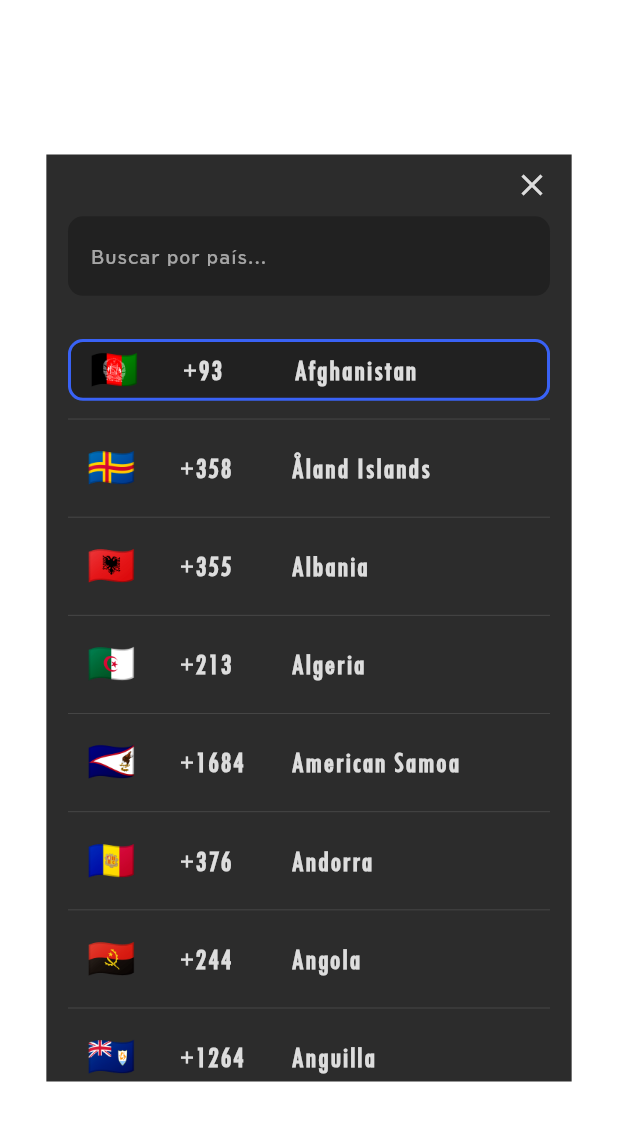
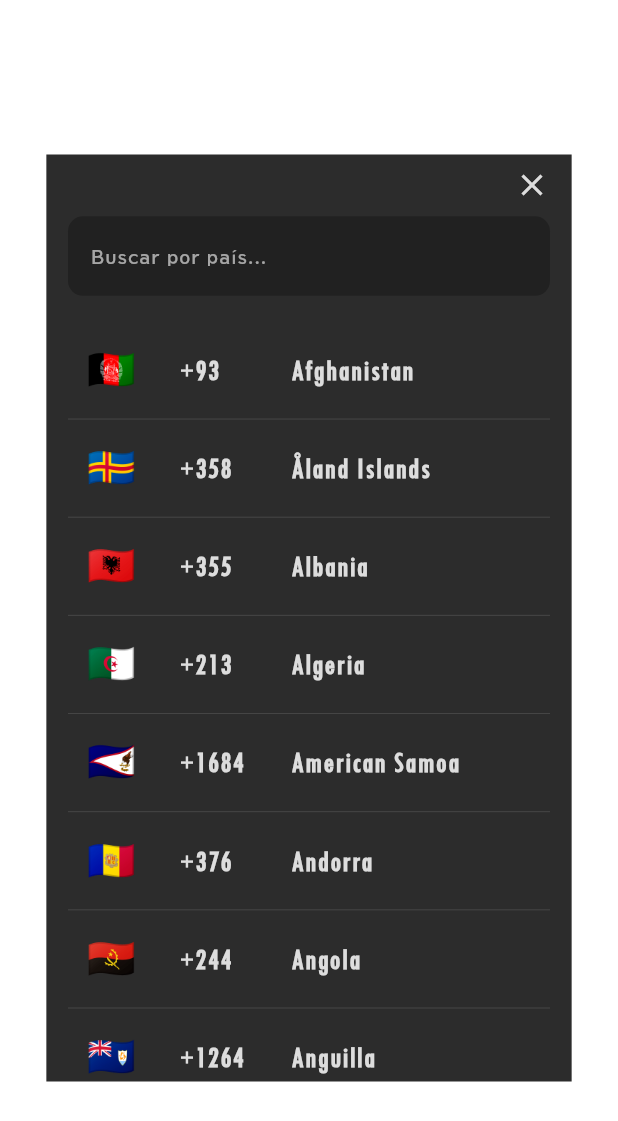
Before and after one commit to nubeapp/nube_ui, a Flutter app: the CountryCodeNumberPicker screen opened directly with empty values, on a phone screen of 412 x 824 dp. Shown: the top 1121 px of the screen. Run offline on Flutter 3.47's test engine with Material 2 defaults, Android fonts, the phone set to English and light mode, and no system bars.

Commit message:
Small WIP in CountryCodeNumberPicker

```diff
--- a/nube/lib/widgets/container_country_code_number.dart
+++ b/nube/lib/widgets/container_country_code_number.dart
@@ -25,7 +25,10 @@ class _ContainerCountryCodeNumberState extends State<ContainerCountryCodeNumber>
                 transform: Matrix4.translationValues(0.0, curvedValue * 200, 0.0),
                 child: Opacity(
                   opacity: a1.value,
-                  child: CountryCodeNumberPicker(initialIndex: initialIndex),
+                  child: CountryCodeNumberPicker(
+                    initialIndex: initialIndex,
+                    countryName: countryName,
+                  ),
                 ),
               );
             },
--- a/nube/lib/widgets/country_code_number_picker.dart
+++ b/nube/lib/widgets/country_code_number_picker.dart
@@ -2,12 +2,13 @@ import 'package:flutter/material.dart';
 import '../imports.dart';
 
 class CountryCodeNumberPicker extends StatefulWidget {
-  const CountryCodeNumberPicker({Key? key, required this.initialIndex}) : super(key: key);
+  const CountryCodeNumberPicker({Key? key, required this.initialIndex, required this.countryName}) : super(key: key);
 
   final int initialIndex;
+  final String countryName;
 
   @override
-  State<CountryCodeNumberPicker> createState() => _CountryCodeNumberPickerState(initialIndex);
+  State<CountryCodeNumberPicker> createState() => _CountryCodeNumberPickerState(initialIndex, countryName);
 }
 
 class _CountryCodeNumberPickerState extends State<CountryCodeNumberPicker> {
@@ -20,19 +21,18 @@ class _CountryCodeNumberPickerState extends State<CountryCodeNumberPicker> {
   final FocusNode _searchFocus = FocusNode();
   List<Country> results = List.empty(growable: true);
 
-  _CountryCodeNumberPickerState(this.initialIndex);
+  _CountryCodeNumberPickerState(this.initialIndex, this.countryName);
 
   @override
   void initState() {
     super.initState();
     results.addAll(countries);
-    countryName = results[initialIndex].name;
   }
 
   @override
   Widget build(BuildContext context) {
     return Scaffold(
-      resizeToAvoidBottomInset: true,
+      resizeToAvoidBottomInset: false,
       backgroundColor: Colors.transparent,
       body: Center(
         child: Container(
@@ -52,14 +52,7 @@ class _CountryCodeNumberPickerState extends State<CountryCodeNumberPicker> {
                   textInputAction: TextInputAction.done,
                   controller: _searchController,
                   onChanged: (value) {
-                    setState(() {
-                      results = List.empty(growable: true);
-                      for (Country country in countries) {
-                        if (country.name.toLowerCase().contains(value.toLowerCase())) {
-                          results.add(country);
-                        }
-                      }
-                    });
+                    getCountriesResults(value);
                   },
                   hasError: false,
                   suffixIcon: hideShowIcon(_searchController, _searchFocus),
@@ -140,23 +133,11 @@ class _CountryCodeNumberPickerState extends State<CountryCodeNumberPicker> {
                                             children: [
                                               Text(
                                                 '+',
-                                                style: TextStyle(
-                                                  color: Theme.of(context).primaryColor,
-                                                  fontFamily: 'Tw Cen MT Condensed',
-                                                  fontSize: 14.0,
-                                                  fontWeight: FontWeight.w600,
-                                                  letterSpacing: 1,
-                                                ),
+                                                style: textStyleCodeNumber(context, 14.0),
                                               ),
                                               Text(
                                                 results[index].dialCode.substring(1),
-                                                style: TextStyle(
-                                                  color: Theme.of(context).primaryColor,
-                                                  fontFamily: 'Tw Cen MT Condensed',
-                                                  fontSize: 20.0,
-                                                  fontWeight: FontWeight.w600,
-                                                  letterSpacing: 1,
-                                                ),
+                                                style: textStyleCodeNumber(context, 20.0),
                                               ),
                                             ],
                                           ),
@@ -192,4 +173,25 @@ class _CountryCodeNumberPickerState extends State<CountryCodeNumberPicker> {
       ),
     );
   }
+
+  TextStyle textStyleCodeNumber(BuildContext context, double fontSize) {
+    return TextStyle(
+      color: Theme.of(context).primaryColor,
+      fontFamily: 'Tw Cen MT Condensed',
+      fontSize: fontSize,
+      fontWeight: FontWeight.w600,
+      letterSpacing: 1,
+    );
+  }
+
+  void getCountriesResults(String value) {
+    return setState(() {
+      results = List.empty(growable: true);
+      for (Country country in countries) {
+        if (country.name.toLowerCase().contains(value.toLowerCase())) {
+          results.add(country);
+        }
+      }
+    });
+  }
 }
```
Also changed, not shown: 3 other files.
